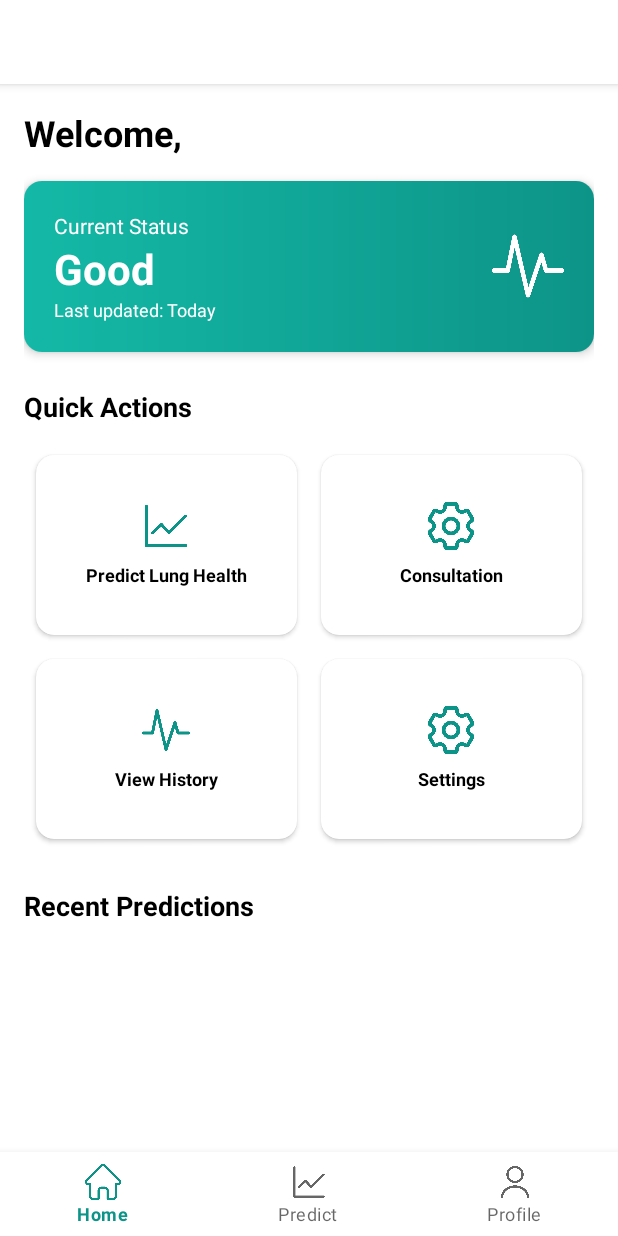
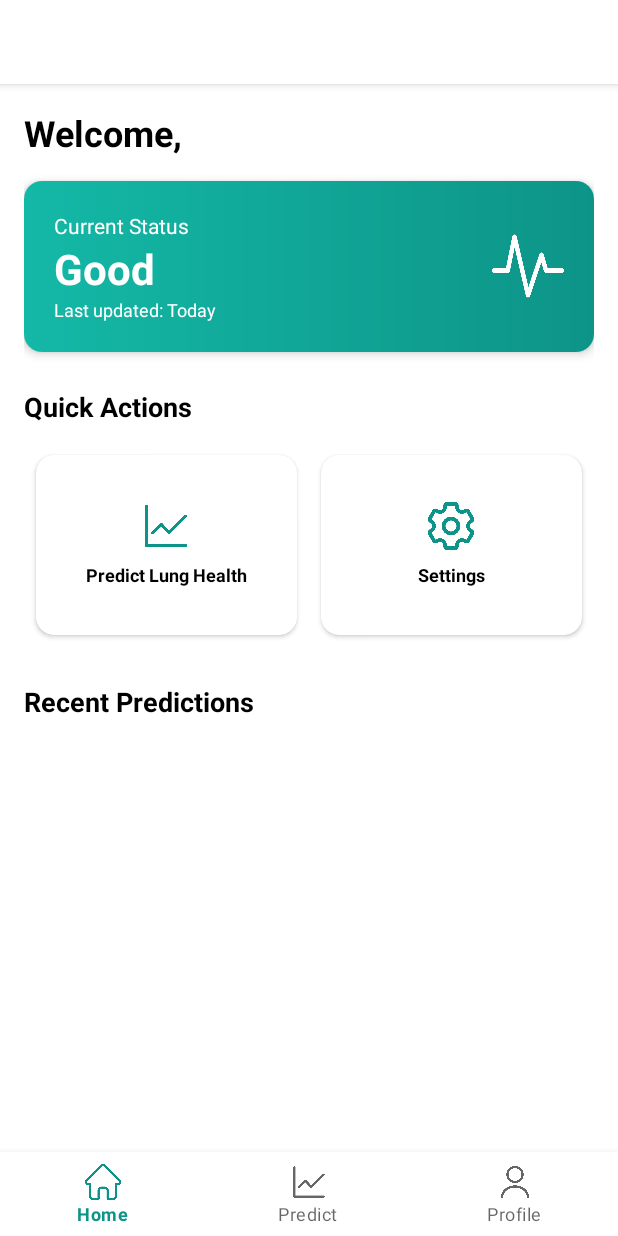
Before and after one commit to FlorenzaJ/UAS_KEL3, an Android app: the HomeFragment screen opened directly, with no data from a screen before it, on a phone screen of 412 x 824 dp. Run offline under Robolectric (Android 15) with nearby library versions, the phone set to English and light mode, and no system bars; our stand-ins replace navigation-ui; libraries missing offline, so code that uses them is left out: io.realm; 4 statements that could not run were skipped.

Commit message:
Update home

```diff
--- a/app/src/main/java/edu/uph/uas_kelompok3/ui/home/HomeFragment.java
+++ b/app/src/main/java/edu/uph/uas_kelompok3/ui/home/HomeFragment.java
@@ -34,7 +34,7 @@ import io.realm.Sort;
 
 public class HomeFragment extends Fragment {
     TextView txvWelcome, txvStatus, txvLastUpdated;
-    CardView crvPredict, consultation_card, crvHistory, crvSetting;
+    CardView crvPredict, crvSetting;
     RecyclerView rcvRecentPredictions;
     Realm realm;
     private RealmResults<Predict> predictions;
@@ -74,8 +74,6 @@ public class HomeFragment extends Fragment {
         txvStatus = view.findViewById(R.id.txvStatus);
         txvLastUpdated = view.findViewById(R.id.txvLastUpdated);
         crvPredict = view.findViewById(R.id.crvPredict);
-        consultation_card = view.findViewById(R.id.consultation_card);
-        crvHistory = view.findViewById(R.id.crvHistory);
         crvSetting = view.findViewById(R.id.crvSetting);
         rcvRecentPredictions = view.findViewById(R.id.rcvRecentPredictions);
     }
@@ -93,35 +91,17 @@ public class HomeFragment extends Fragment {
             }
         });
 
-        consultation_card.setOnClickListener(new View.OnClickListener() {
+        crvSetting.setOnClickListener(new View.OnClickListener() {
             @Override
             public void onClick(View v) {
                 if (getActivity() != null) {
                     BottomNavigationView bottomNav = getActivity().findViewById(R.id.nav_view);
                     if (bottomNav != null) {
-                        bottomNav.setSelectedItemId(R.id.nav_predict);
+                        bottomNav.setSelectedItemId(R.id.nav_profile);
                     }
                 }
             }
         });
-
-//        crvHistory.setOnClickListener(new View.OnClickListener() {
-//            @Override
-//            public void onClick(View v) {
-//                // Navigate to history screen
-//                Intent intent = new Intent(getActivity(), HistoryActivity.class);
-//                startActivity(intent);
-//            }
-//        });
-
-//        crvSetting.setOnClickListener(new View.OnClickListener() {
-//            @Override
-//            public void onClick(View v) {
-//                // Navigate to settings screen
-//                Intent intent = new Intent(getActivity(), SettingsActivity.class);
-//                startActivity(intent);
-//            }
-//        });
     }
 
     public void updateCurrentStatus() {
--- a/app/src/main/res/layout/fragment_home.xml
+++ b/app/src/main/res/layout/fragment_home.xml
@@ -135,84 +135,6 @@
             </androidx.cardview.widget.CardView>
 
             <androidx.cardview.widget.CardView
-                android:id="@+id/consultation_card"
-                android:layout_width="0dp"
-                android:layout_height="120dp"
-                android:layout_columnWeight="1"
-                android:layout_margin="8dp"
-                app:cardCornerRadius="12dp"
-                app:cardElevation="2dp"
-                android:clickable="true"
-                android:focusable="true"
-                android:foreground="?android:attr/selectableItemBackground">
-
-                <LinearLayout
-                    android:layout_width="match_parent"
-                    android:layout_height="match_parent"
-                    android:orientation="vertical"
-                    android:gravity="center"
-                    android:padding="16dp">
-
-                    <ImageView
-                        android:layout_width="32dp"
-                        android:layout_height="32dp"
-                        android:src="@drawable/ic_setting"
-                        android:layout_marginBottom="8dp"
-                        app:tint="@color/dark_cyan" />
-
-                    <TextView
-                        android:layout_width="wrap_content"
-                        android:layout_height="wrap_content"
-                        android:text="Consultation"
-                        android:textSize="12sp"
-                        android:textStyle="bold"
-                        android:textColor="@color/black"
-                        android:gravity="center" />
-
-                </LinearLayout>
-
-            </androidx.cardview.widget.CardView>
-
-            <androidx.cardview.widget.CardView
-                android:id="@+id/crvHistory"
-                android:layout_width="0dp"
-                android:layout_height="120dp"
-                android:layout_columnWeight="1"
-                android:layout_margin="8dp"
-                app:cardCornerRadius="12dp"
-                app:cardElevation="2dp"
-                android:clickable="true"
-                android:focusable="true"
-                android:foreground="?android:attr/selectableItemBackground">
-
-                <LinearLayout
-                    android:layout_width="match_parent"
-                    android:layout_height="match_parent"
-                    android:orientation="vertical"
-                    android:gravity="center"
-                    android:padding="16dp">
-
-                    <ImageView
-                        android:layout_width="32dp"
-                        android:layout_height="32dp"
-                        android:src="@drawable/ic_heart_rate"
-                        android:layout_marginBottom="8dp"
-                        app:tint="@color/dark_cyan" />
-
-                    <TextView
-                        android:layout_width="wrap_content"
-                        android:layout_height="wrap_content"
-                        android:text="View History"
-                        android:textSize="12sp"
-                        android:textStyle="bold"
-                        android:textColor="@color/black"
-                        android:gravity="center" />
-
-                </LinearLayout>
-
-            </androidx.cardview.widget.CardView>
-
-            <androidx.cardview.widget.CardView
                 android:id="@+id/crvSetting"
                 android:layout_width="0dp"
                 android:layout_height="120dp"
```
